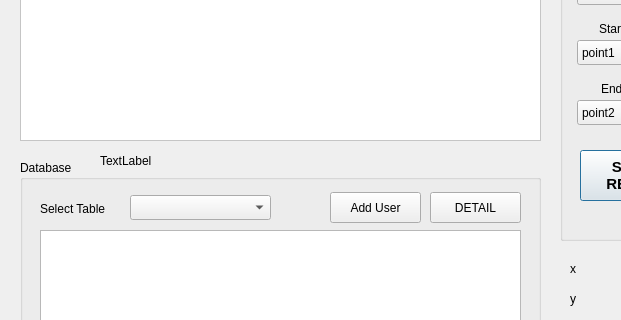
Above: src/rio_ui/rio_ui/ui/admin_service.ui from addinedu-ros-4th/ros-repo-1 before the change; both pictures show x 0 to 621 and y 320 to 640 of the 1349 by 724 pixel window. Below: the same form after it.
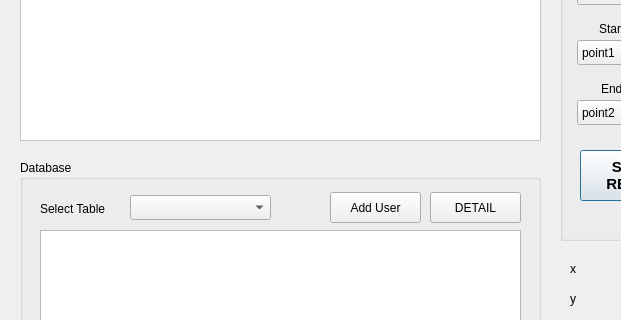
That is the form after the change.

```diff
--- a/src/rio_ui/rio_ui/ui/admin_service.ui
+++ b/src/rio_ui/rio_ui/ui/admin_service.ui
@@ -844,14 +844,14 @@
   <widget class="QLabel" name="visited_label">
    <property name="geometry">
     <rect>
-     <x>100</x>
+     <x>99</x>
      <y>470</y>
      <width>441</width>
-     <height>21</height>
+     <height>20</height>
     </rect>
    </property>
    <property name="text">
-    <string>TextLabel</string>
+    <string/>
    </property>
   </widget>
  </widget>
```
